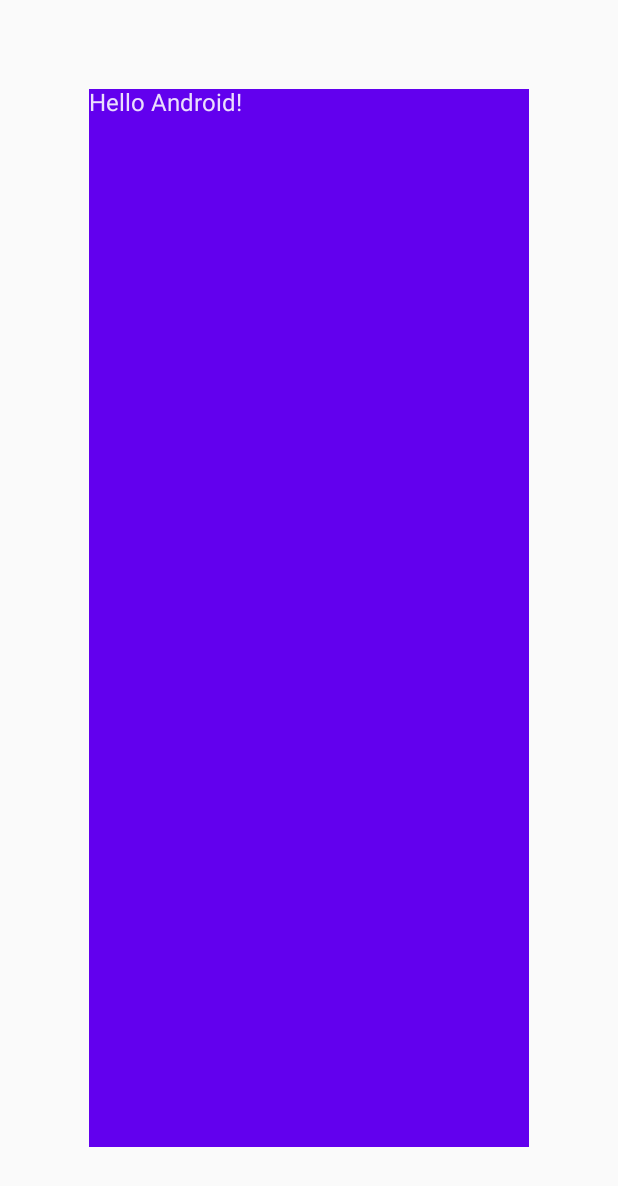
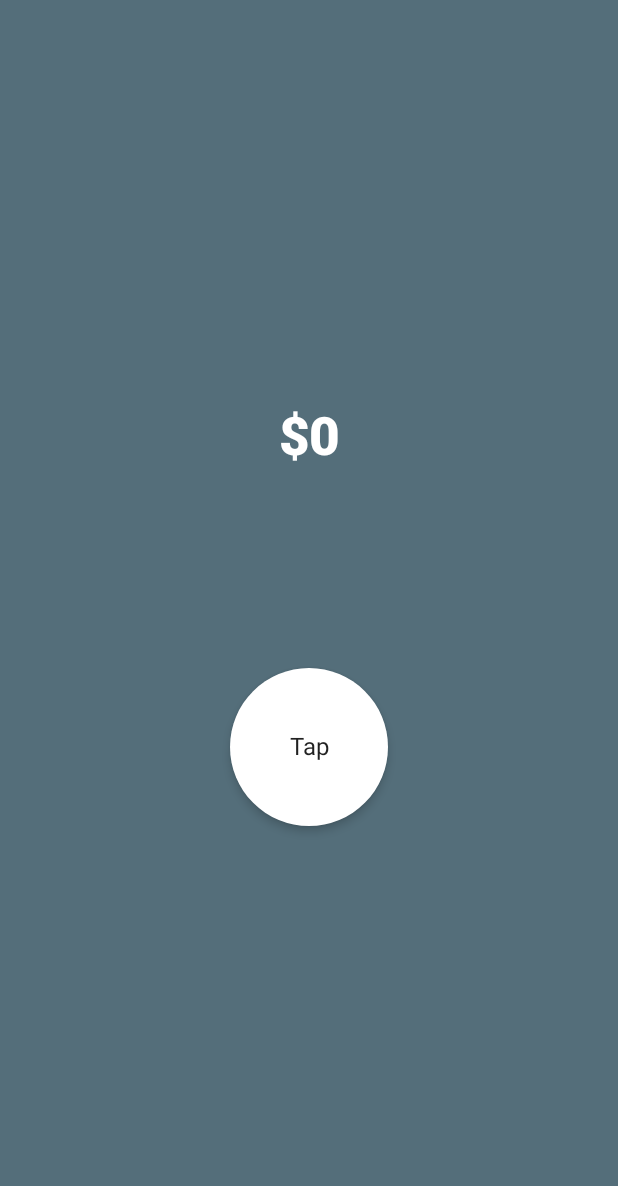
Before and after one commit to RachelleReyes/udemy-jetpack-compose, an Android app built with Jetpack Compose: the screen it shows after launch (MainActivity), on a phone screen of 412 x 824 dp. Shown: the top 1186 px of the screen. Run offline under Robolectric (Android 15) with nearby library versions, the phone set to English and light mode, and no system bars.

Commit message:
Continuation Jetpack Compose fundamentals

```diff
--- a/IntroToCompose/app/src/main/java/com/reyesrachelle/introtocompose/MainActivity.kt
+++ b/IntroToCompose/app/src/main/java/com/reyesrachelle/introtocompose/MainActivity.kt
@@ -3,14 +3,21 @@ package com.reyesrachelle.introtocompose
 import android.os.Bundle
 import androidx.activity.ComponentActivity
 import androidx.activity.compose.setContent
+import androidx.compose.foundation.clickable
 import androidx.compose.foundation.layout.*
-import androidx.compose.material.MaterialTheme
+import androidx.compose.foundation.shape.CircleShape
+import androidx.compose.material.Card
 import androidx.compose.material.Surface
 import androidx.compose.material.Text
-import androidx.compose.runtime.Composable
+import androidx.compose.runtime.*
+import androidx.compose.ui.Alignment
 import androidx.compose.ui.Modifier
+import androidx.compose.ui.graphics.Color
+import androidx.compose.ui.text.TextStyle
+import androidx.compose.ui.text.font.FontWeight
 import androidx.compose.ui.tooling.preview.Preview
 import androidx.compose.ui.unit.dp
+import androidx.compose.ui.unit.sp
 import com.reyesrachelle.introtocompose.ui.theme.IntroToComposeTheme
 
 class MainActivity : ComponentActivity() {
@@ -19,37 +26,72 @@ class MainActivity : ComponentActivity() {
         setContent {
             IntroToComposeTheme {
                 // A surface container using the 'background' color from the theme
-                Surface(
-                    modifier = Modifier.fillMaxHeight()
-                        .fillMaxWidth()
-                        .padding(all = 59.dp),
-                    color = MaterialTheme.colors.primary
-                ) {
-                    Greeting("Android")
-                }
+                MyApp()
             }
         }
     }
 }
 
 @Composable
-fun Greeting(name: String) {
-    Text(text = "Hello $name!")
+fun MyApp() {
+    val moneyCounter = remember {
+        mutableStateOf(0)
+    }
+
+    Surface(
+        modifier = Modifier
+            .fillMaxHeight()
+            .fillMaxWidth(),
+        color = Color(0xFF546E7A)
+    ) {
+        Column(
+            verticalArrangement = Arrangement.Center,
+            horizontalAlignment = Alignment.CenterHorizontally
+        ) {
+            Text(text = "$${moneyCounter.value}", style = TextStyle(
+                color = Color.White,
+                fontSize = 35.sp,
+                fontWeight = FontWeight.ExtraBold
+            ))
+            Spacer(modifier = Modifier.height(130.dp))
+            CreateCircle(moneyCounter = moneyCounter.value) { newValue ->
+                moneyCounter.value = newValue
+            }
+
+            if(moneyCounter.value > 25) {
+                Text("Lots of money!")
+            }
+        }
+    }
 }
 
-@Preview
+//@Preview
 @Composable
-fun ShowAge(age: Int = 12) {
-    Text(text = age.toString())
+fun CreateCircle(moneyCounter: Int = 0,
+                 updatedMoneyCounter: (Int) -> Unit) {
+//    var moneyCounter by remember {
+//        mutableStateOf(0)
+//    }
+
+    Card(modifier = Modifier
+        .padding(3.dp)
+        .size(105.dp)
+        .clickable {
+            updatedMoneyCounter(moneyCounter + 1)
+                   },
+        shape = CircleShape,
+        elevation = 4.dp
+    ) {
+        Box(contentAlignment = Alignment.Center) {
+            Text(text = "Tap", modifier = Modifier)
+        }
+    }
 }
 
 @Preview(showBackground = true)
 @Composable
 fun DefaultPreview() {
     IntroToComposeTheme {
-        Column() {
-            Greeting("Android")
-            ShowAge(age = 34)
-        }
+        MyApp()
     }
 }
```
